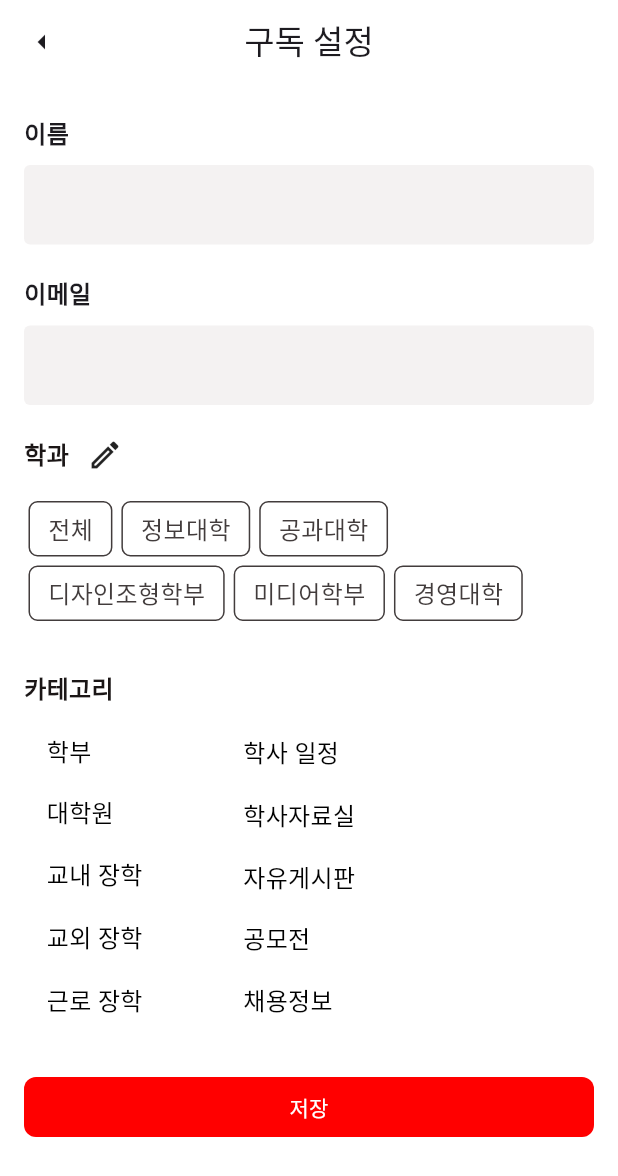
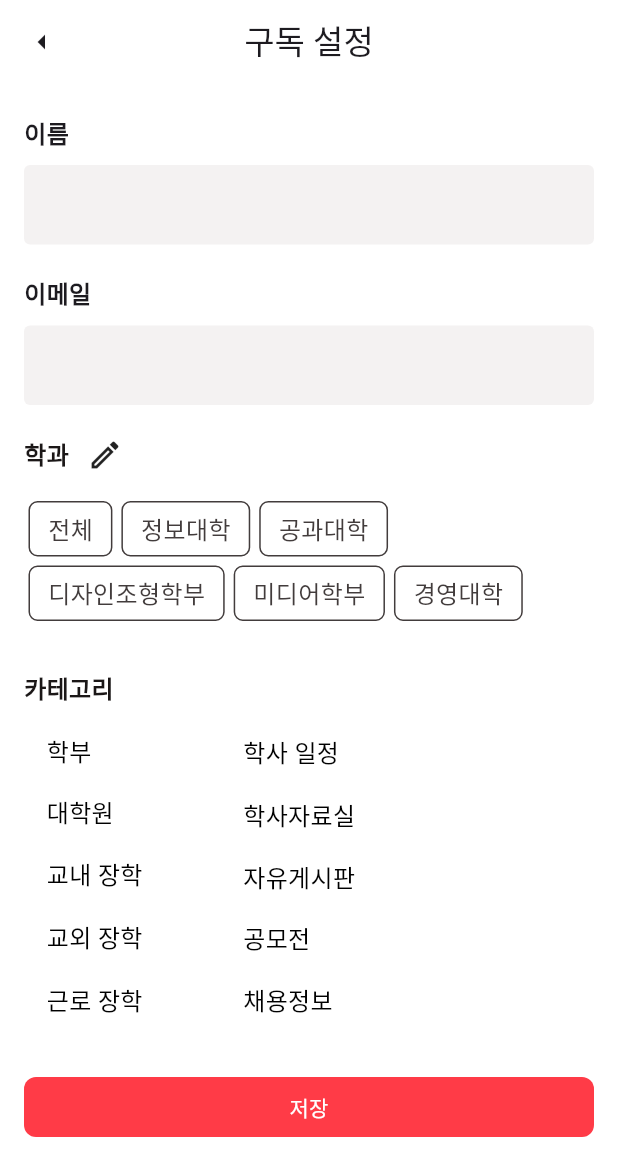
Before and after one commit to DevKor-github/KUDOG-front, a Flutter app: the screen it shows after launch, item 2 of the bottom bar chosen, after a tap on "편집", on a phone screen of 412 x 824 dp. Shown: the top 1176 px of the screen. Run offline on Flutter 3.47's test engine with Material 3 defaults, Android fonts, the phone set to English and light mode, and no system bars; our stand-ins replace dio, shared_preferences; missing offline and left inert: dart:html; accounts and stored records are empty; Roboto replaces fonts that are missing (Pretendard).

Commit message:
Color Library화

```diff
--- a/kudog/lib/etc/Colors.dart
+++ b/kudog/lib/etc/Colors.dart
@@ -13,3 +13,13 @@ const Color secondary = Color(0xffDF888B);
 const Color tertiary = Color(0xffEE8B60);
 const Color accent1 = Color(0xffFF4081);
 const Color overlay = Color(0xffB3FFFFFF);
+
+const Color red1 = Color(0xFFFF3B47);
+const Color red1_5 = Color(0xFFFF4F59);
+const Color red2 = Color(0xFFFFD8DA);
+const Color black = Color(0xFF1B1717);
+const Color gray1 = Color(0xFF423D3D);
+const Color gray2 = Color(0xFF787474);
+const Color gray3 = Color(0xFFCCC9C9);
+const Color gray4 = Color(0xFFF4F2F2);
+const Color white = Color(0xFFFFFFFF);
--- a/kudog/lib/pages/subscribe/ViewSubscribeFilterPage.dart
+++ b/kudog/lib/pages/subscribe/ViewSubscribeFilterPage.dart
@@ -3,6 +3,7 @@ import 'dart:html';
 import 'package:flutter/material.dart';
 import 'package:flutter/rendering.dart';
 import 'package:flutter/widgets.dart';
+import 'package:kudog/etc/Colors.dart';
 import 'package:kudog/pages/home/SetFilterPage.dart';
 
 class ViewSubscribeFilterPageWidget extends StatefulWidget {
@@ -44,9 +45,9 @@ class _ViewSubscribeFilterPageWidgetState
   @override
   Widget build(BuildContext context) {
     return Scaffold(
-        backgroundColor: Colors.white,
+        backgroundColor: white,
         appBar: AppBar(
-          backgroundColor: Color(0x00ffffff),
+          backgroundColor: Colors.transparent,
           leading: IconButton(
             icon: Icon(Icons.arrow_left),
             onPressed: () {
@@ -77,7 +78,7 @@ class _ViewSubscribeFilterPageWidgetState
                   TextField(
                     decoration: InputDecoration(
                         filled: true,
-                        fillColor: Color(0xFFF4F2F2),
+                        fillColor: gray4,
                         enabledBorder:
                             OutlineInputBorder(borderSide: BorderSide.none)),
                     style: TextStyle(fontSize: 14, fontWeight: FontWeight.w400),
@@ -103,7 +104,7 @@ class _ViewSubscribeFilterPageWidgetState
                   TextField(
                     decoration: InputDecoration(
                         filled: true,
-                        fillColor: Color(0xFFF4F2F2),
+                        fillColor: gray4,
                         enabledBorder:
                             OutlineInputBorder(borderSide: BorderSide.none)),
                     style: TextStyle(fontSize: 14, fontWeight: FontWeight.w400),
@@ -123,7 +124,7 @@ class _ViewSubscribeFilterPageWidgetState
                             '학과',
                             textAlign: TextAlign.center,
                             style: TextStyle(
-                              color: Color(0xFF1B1616),
+                              color: black,
                               fontSize: 16,
                               fontFamily: 'Pretendard',
                               fontWeight: FontWeight.w600,
@@ -164,7 +165,7 @@ class _ViewSubscribeFilterPageWidgetState
                               '카테고리',
                               textAlign: TextAlign.center,
                               style: TextStyle(
-                                color: Color(0xFF1B1616),
+                                color: black,
                                 fontSize: 16,
                                 fontFamily: 'Pretendard',
                                 fontWeight: FontWeight.w600,
@@ -202,10 +203,10 @@ class _ViewSubscribeFilterPageWidgetState
                   shape: const RoundedRectangleBorder(
                       borderRadius: BorderRadius.all(Radius.circular(8))),
                   minimumSize: Size.fromHeight(40),
-                  backgroundColor: Color(0xffff0000)),
+                  backgroundColor: red1),
               child: const Text(
                 '저장',
-                style: TextStyle(color: Color(0xffffffff)),
+                style: TextStyle(color: white),
               ),
             )
           ]),
--- a/kudog/lib/pages/subscribe/ViewSubscribePage.dart
+++ b/kudog/lib/pages/subscribe/ViewSubscribePage.dart
@@ -1,4 +1,5 @@
 import 'package:flutter/material.dart';
+import 'package:kudog/etc/Colors.dart';
 import 'package:kudog/pages/subscribe/ViewSubscribePageList.dart';
 import 'package:kudog/pages/subscribe/ViewSubscribeFilterPage.dart';
 
@@ -52,7 +53,7 @@ class _ViewSubscribePageWidgetState extends State<ViewSubscribePageWidget> {
                     },
                     child: Text(
                       '편집',
-                      style: TextStyle(color: Color(0xFFFF4F59)),
+                      style: TextStyle(color: red1_5),
                     ))
               ],
             ),
@@ -71,7 +72,7 @@ class _ViewSubscribePageWidgetState extends State<ViewSubscribePageWidget> {
                 child: Container(
                   padding: EdgeInsets.all(16),
                   decoration: const BoxDecoration(
-                      color: Color(0xffF4F2F2),
+                      color: gray4,
                       borderRadius: BorderRadius.all(Radius.circular(9))),
                   child: Column(
                     crossAxisAlignment: CrossAxisAlignment.start,
@@ -83,7 +84,7 @@ class _ViewSubscribePageWidgetState extends State<ViewSubscribePageWidget> {
                           Image.asset("assets/images/artboard.png"),
                           Icon(
                             Icons.settings_rounded,
-                            color: Color(0xFFCCC9C9),
+                            color: gray3,
                           )
                         ],
                       ),
@@ -103,14 +104,13 @@ class _ViewSubscribePageWidgetState extends State<ViewSubscribePageWidget> {
                                 height: 26,
                                 child: Text('컴퓨터학부',
                                     style: TextStyle(
-                                        color: Color(0xFFFF3B47),
+                                        color: red1,
                                         fontWeight: FontWeight.w500)),
                                 decoration: BoxDecoration(
-                                    border: Border.all(
-                                        width: 1, color: Color(0xFFFFD8DA)),
+                                    border: Border.all(width: 1, color: red2),
                                     borderRadius:
                                         BorderRadius.all(Radius.circular(6)),
-                                    color: Color(0xFFFFFFFF))),
+                                    color: white)),
                           ),
                           Flexible(
                             child: Container(
@@ -119,12 +119,12 @@ class _ViewSubscribePageWidgetState extends State<ViewSubscribePageWidget> {
                                 height: 26,
                                 child: Text('디자인조형학부',
                                     style: TextStyle(
-                                        color: Color(0xFFFF3B47),
+                                        color: red1,
                                         fontWeight: FontWeight.w500)),
                                 decoration: BoxDecoration(
                                     borderRadius:
                                         BorderRadius.all(Radius.circular(6)),
-                                    color: Color(0x80FF3B47))),
+                                    color: red2)),
                           ),
                         ],
                       )
@@ -154,7 +154,7 @@ class _ViewSubscribePageWidgetState extends State<ViewSubscribePageWidget> {
                                         ViewSubscribeFilterPageWidget()))
                           },
                       style: OutlinedButton.styleFrom(
-                        foregroundColor: Color(0xFF000000),
+                        foregroundColor: gray1,
                         shape: const RoundedRectangleBorder(
                             borderRadius: BorderRadius.all(Radius.circular(8))),
                         minimumSize: Size.fromHeight(40),
--- a/kudog/lib/pages/subscribe/ViewSubscribePageList.dart
+++ b/kudog/lib/pages/subscribe/ViewSubscribePageList.dart
@@ -2,6 +2,7 @@ import 'package:dio/dio.dart';
 import 'package:flutter/cupertino.dart';
 import 'package:flutter/material.dart';
 import 'package:flutter/widgets.dart';
+import 'package:kudog/etc/Colors.dart';
 import 'package:kudog/model/NoticeModel.dart';
 import 'package:kudog/service/CategoryService.dart';
 import 'package:kudog/service/NoticeService.dart';
@@ -109,7 +110,7 @@ class _ViewSubscribePageListWidgetState
 
       return Scaffold(
         appBar: AppBar(
-          backgroundColor: Color(0x00ffffff),
+          backgroundColor: Colors.transparent,
           leading: IconButton(
             icon: Icon(Icons.chevron_left_rounded),
             onPressed: () {
@@ -117,7 +118,7 @@ class _ViewSubscribePageListWidgetState
             },
           ),
         ),
-        backgroundColor: Colors.white,
+        backgroundColor: white,
         body: Padding(
           padding: const EdgeInsets.symmetric(horizontal: 16),
           child: Column(
@@ -130,10 +131,10 @@ class _ViewSubscribePageListWidgetState
                         style: TextStyle(
                             fontSize: 20,
                             fontWeight: FontWeight.w600,
-                            color: Color(0xFFFF3B47))),
+                            color: red1)),
                     Icon(
                       Icons.arrow_drop_down_rounded,
-                      color: Color(0xFF000000),
+                      color: Colors.transparent,
                     )
                   ])),
               SizedBox(
@@ -144,7 +145,7 @@ class _ViewSubscribePageListWidgetState
                 height: 52,
                 decoration: BoxDecoration(
                     borderRadius: BorderRadius.all(Radius.circular(10)),
-                    border: Border.all(color: Color(0xFFF4F2F2))),
+                    border: Border.all(color: gray4)),
                 child: Row(
                   mainAxisAlignment: MainAxisAlignment.spaceBetween,
                   children: [
```
